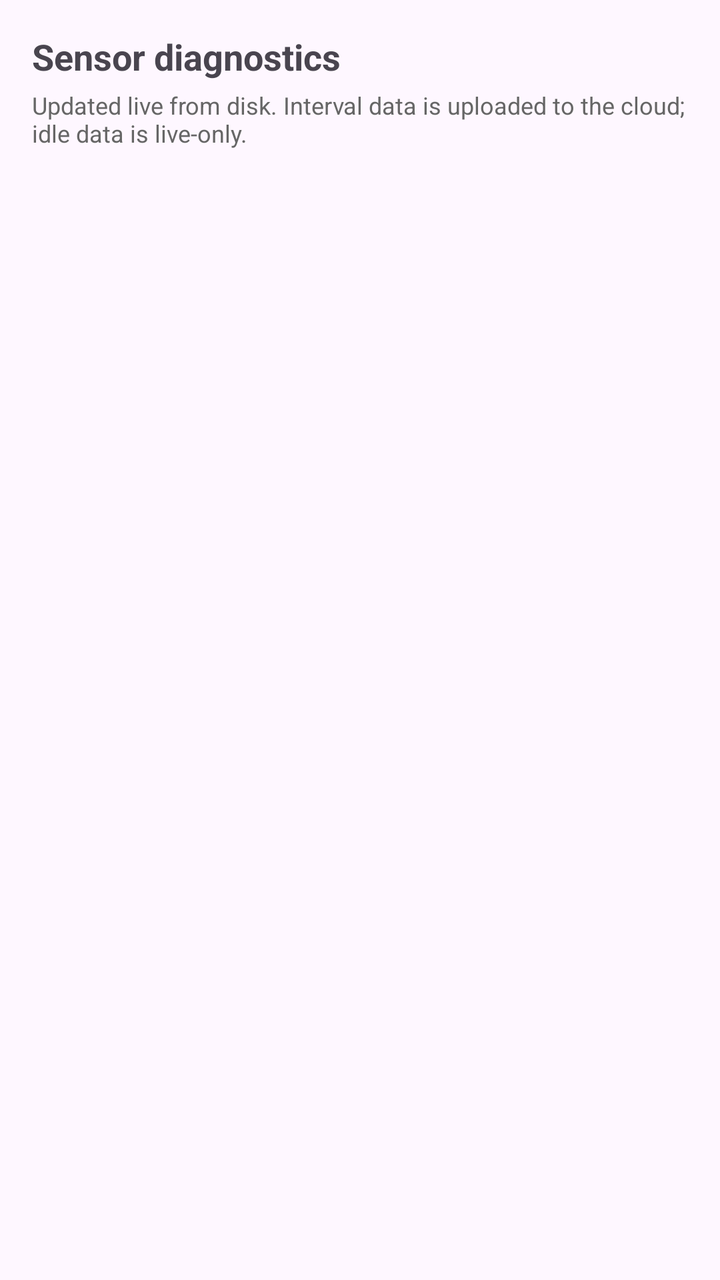
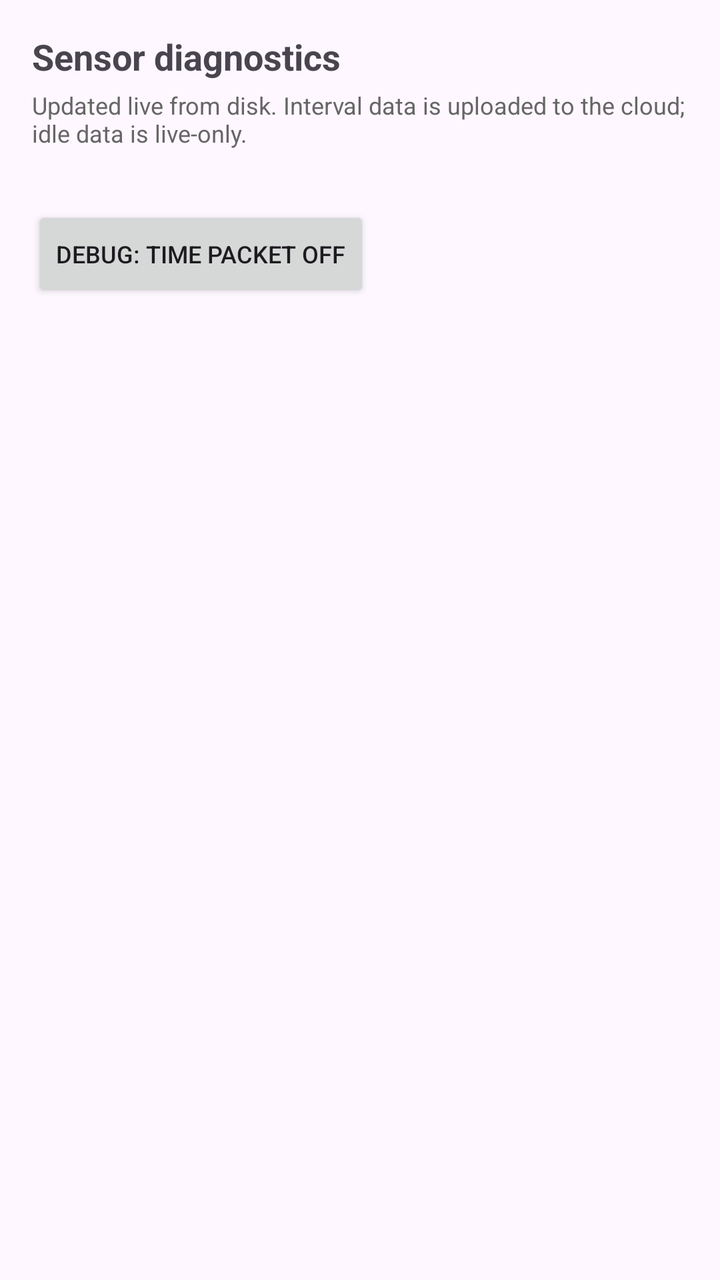

Two renders of the same Android screen: before a commit and after it. Below are the layout's source before the change and the commit's diff.
<!-- AndroidManifest.xml: application theme Theme.Row -->
<!-- res/layout/fragment_diagnostics.xml -->
<?xml version="1.0" encoding="utf-8"?>
<androidx.constraintlayout.widget.ConstraintLayout
    xmlns:android="http://schemas.android.com/apk/res/android"
    xmlns:app="http://schemas.android.com/apk/res-auto"
    android:layout_width="match_parent"
    android:layout_height="match_parent"
    android:padding="16dp">

    <TextView
        android:id="@+id/diag_header"
        android:layout_width="wrap_content"
        android:layout_height="wrap_content"
        android:text="Sensor diagnostics"
        android:textSize="18sp"
        android:textStyle="bold"
        app:layout_constraintTop_toTopOf="parent"
        app:layout_constraintStart_toStartOf="parent" />

    <TextView
        android:id="@+id/diag_subheader"
        android:layout_width="0dp"
        android:layout_height="wrap_content"
        android:layout_marginTop="4dp"
        android:text="Updated live from disk. Interval data is uploaded to the cloud; idle data is live-only."
        android:textSize="12sp"
        android:textColor="#666666"
        app:layout_constraintTop_toBottomOf="@id/diag_header"
        app:layout_constraintStart_toStartOf="parent"
        app:layout_constraintEnd_toEndOf="parent" />

    <TextView
        android:id="@+id/diag_status"
        android:layout_width="0dp"
        android:layout_height="wrap_content"
        android:layout_marginTop="6dp"
        android:text=""
        android:textSize="12sp"
        app:layout_constraintTop_toBottomOf="@id/diag_subheader"
        app:layout_constraintStart_toStartOf="parent"
        app:layout_constraintEnd_toEndOf="parent" />

    <ScrollView
        android:id="@+id/diag_scroll"
        android:layout_width="0dp"
        android:layout_height="0dp"
        android:layout_marginTop="8dp"
        android:fillViewport="true"
        android:scrollbars="vertical"
        app:layout_constraintTop_toBottomOf="@id/diag_status"
        app:layout_constraintStart_toStartOf="parent"
        app:layout_constraintEnd_toEndOf="parent"
        app:layout_constraintBottom_toBottomOf="parent">

        <LinearLayout
            android:id="@+id/diag_container"
            android:layout_width="match_parent"
            android:layout_height="wrap_content"
            android:orientation="vertical" />
    </ScrollView>

</androidx.constraintlayout.widget.ConstraintLayout>
<!-- resources referenced by this layout -->
<resources>
  <style name="Theme.Row" parent="Base.Theme.Row" />
  <style name="Base.Theme.Row" parent="Theme.Material3.DayNight.NoActionBar">
          
          <item name="colorPrimary">#008080</item>      
          <item name="colorOnPrimary">#FFFFFFFF</item> 
      </style>
</resources>

<!-- the commit's change to res/layout/fragment_diagnostics.xml (unified diff, before → after) -->
@@ -39,6 +39,16 @@
         app:layout_constraintStart_toStartOf="parent"
         app:layout_constraintEnd_toEndOf="parent" />
 
+    <Button
+        android:id="@+id/diag_time_toggle"
+        android:layout_width="wrap_content"
+        android:layout_height="wrap_content"
+        android:layout_marginTop="6dp"
+        android:textSize="12sp"
+        android:text="DEBUG: TIME packet OFF"
+        app:layout_constraintTop_toBottomOf="@id/diag_status"
+        app:layout_constraintStart_toStartOf="parent" />
+
     <ScrollView
         android:id="@+id/diag_scroll"
         android:layout_width="0dp"
@@ -46,7 +56,7 @@
         android:layout_marginTop="8dp"
         android:fillViewport="true"
         android:scrollbars="vertical"
-        app:layout_constraintTop_toBottomOf="@id/diag_status"
+        app:layout_constraintTop_toBottomOf="@id/diag_time_toggle"
         app:layout_constraintStart_toStartOf="parent"
         app:layout_constraintEnd_toEndOf="parent"
         app:layout_constraintBottom_toBottomOf="parent">
